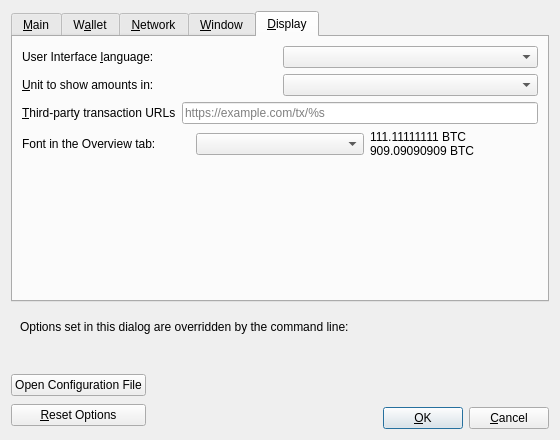
AurumCoinOrg/AurumCoin, file src/qt/forms/optionsdialog.ui: the form before one commit.
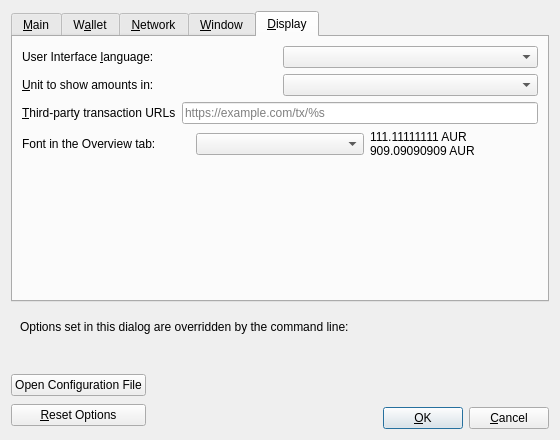
The form after the commit. The open tabs and pages were chosen to show the change. Custom widgets are drawn as their Qt base class.

The edit to the form file:
```diff
--- a/src/qt/forms/optionsdialog.ui
+++ b/src/qt/forms/optionsdialog.ui
@@ -779,8 +779,8 @@
          <item>
           <widget class="QLabel" name="moneyFont_preview">
            <property name="text">
-            <string notr="true">111.11111111 BTC
-909.09090909 BTC</string>
+            <string notr="true">111.11111111 AUR
+909.09090909 AUR</string>
            </property>
           </widget>
          </item>
```
Left out of the diff: 6 changed lines with no effect on the pictures.
